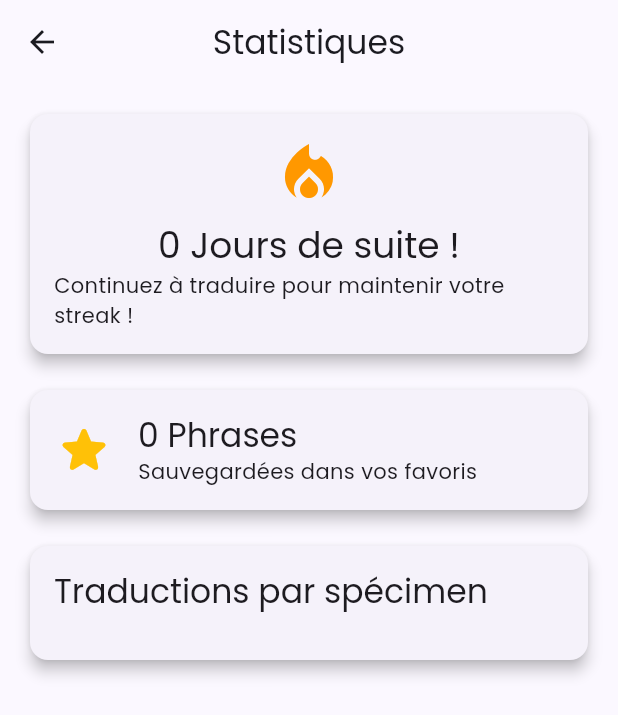
After one commit to Narlex26/Speak-For-Me, a Flutter app: the screen it shows after launch, after a tap on the "bar chart" icon, on a phone screen of 412 x 824 dp. The commit adds this screen. Shown: the top 715 px of the screen. Run offline on Flutter 3.47's test engine with Material 3 defaults, Android fonts, the phone set to English and light mode, and no system bars; our stand-ins replace flutter_tts, font_awesome_flutter, google_fonts, permission_handler, shared_preferences, shimmer and 1 more; accounts and stored records are empty.

Commit message:
feat: implement history and statistics features with local data storage

```diff
--- a/lib/features/specimen_selection/presentation/pages/specimen_selection_page.dart
+++ b/lib/features/specimen_selection/presentation/pages/specimen_selection_page.dart
@@ -4,6 +4,8 @@ import 'package:speak_for_me/features/specimen_selection/domain/entities/specime
 import 'package:speak_for_me/features/specimen_selection/presentation/widgets/specimen_card.dart';
 import 'package:speak_for_me/features/translation_generator/presentation/pages/translation_page.dart' as trans;
 import 'package:speak_for_me/features/favorites/presentation/pages/favorites_page.dart';
+import 'package:speak_for_me/features/statistics/presentation/pages/statistics_page.dart';
+import 'package:speak_for_me/features/history/presentation/pages/history_page.dart';
 
 class SpecimenSelectionPage extends StatelessWidget {
   const SpecimenSelectionPage({super.key});
@@ -27,7 +29,32 @@ class SpecimenSelectionPage extends StatelessWidget {
         child: SafeArea(
           child: Column(
             children: [
-              const SizedBox(height: 32),
+              Padding(
+                padding: const EdgeInsets.only(right: 16.0, top: 16.0),
+                child: Row(
+                  mainAxisAlignment: MainAxisAlignment.end,
+                  children: [
+                    IconButton(
+                      icon: const Icon(Icons.history, color: Color(0xFF667EEA)),
+                      onPressed: () {
+                        Navigator.push(
+                          context,
+                          MaterialPageRoute(builder: (context) => const HistoryPage()),
+                        );
+                      },
+                    ),
+                    IconButton(
+                      icon: const Icon(Icons.bar_chart_rounded, color: Color(0xFF667EEA)),
+                      onPressed: () {
+                        Navigator.push(
+                          context,
+                          MaterialPageRoute(builder: (context) => const StatisticsPage()),
+                        );
+                      },
+                    ),
+                  ],
+                ),
+              ),
               // Header
               Padding(
                 padding: const EdgeInsets.symmetric(horizontal: 24),
--- /dev/null
+++ b/lib/features/statistics/data/datasources/statistics_local_datasource.dart
@@ -0,0 +1,93 @@
+import 'package:shared_preferences/shared_preferences.dart';
+
+class StatisticsLocalDataSource {
+  static const String _streakKey = 'stat_streak';
+  static const String _lastUsageDateKey = 'stat_last_usage_date';
+  static const String _specimenPrefix = 'stat_specimen_';
+
+  /// Met à jour la série quotidienne (streak)
+  Future<void> updateDailyStreak() async {
+    final prefs = await SharedPreferences.getInstance();
+
+    final today = DateTime.now();
+    final todayStr = '${today.year}-${today.month.toString().padLeft(2, '0')}-${today.day.toString().padLeft(2, '0')}';
+
+    final lastUsageDateStr = prefs.getString(_lastUsageDateKey);
+    final currentStreak = prefs.getInt(_streakKey) ?? 0;
+
+    if (lastUsageDateStr == null) {
+      // Première utilisation ou aucune donnée existante
+      await prefs.setString(_lastUsageDateKey, todayStr);
+      await prefs.setInt(_streakKey, 1);
+    } else {
+      final lastUsageDate = DateTime.parse(lastUsageDateStr);
+      final difference = DateTime(today.year, today.month, today.day)
+          .difference(DateTime(lastUsageDate.year, lastUsageDate.month, lastUsageDate.day))
+          .inDays;
+
+      if (difference == 1) {
+        // Enregistré hier : incrémente le streak
+        await prefs.setString(_lastUsageDateKey, todayStr);
+        await prefs.setInt(_streakKey, currentStreak + 1);
+      } else if (difference > 1) {
+        // Streak brisé
+        await prefs.setString(_lastUsageDateKey, todayStr);
+        await prefs.setInt(_streakKey, 1);
+      }
+      // Si difference == 0, l'utilisateur a déjà ouvert l'app aujourd'hui (le streak reste tel quel).
+    }
+  }
+
+  /// Incrémente le compteur de traductions pour un spécimen donné
+  Future<void> incrementSpecimenTranslation(String specimenId) async {
+    final prefs = await SharedPreferences.getInstance();
+    final key = '$_specimenPrefix$specimenId';
+    final currentCount = prefs.getInt(key) ?? 0;
+
+    await prefs.setInt(key, currentCount + 1);
+
+    // On profite de l'occasion pour mettre à jour le streak quotidien s'il fait une traduction
+    await updateDailyStreak();
+  }
+
+  /// Récupère toutes les statistiques (Streak + compteurs par spécimen)
+  Future<Map<String, dynamic>> getStatistics() async {
+    final prefs = await SharedPreferences.getInstance();
+
+    // Récupérer le streak
+    int streak = prefs.getInt(_streakKey) ?? 0;
+
+    // Récupérer la date de dernière utilisation pour ajuster le streak si perdu depuis hier
+    final lastUsageDateStr = prefs.getString(_lastUsageDateKey);
+    if (lastUsageDateStr != null) {
+      final today = DateTime.now();
+      final lastUsageDate = DateTime.parse(lastUsageDateStr);
+      final difference = DateTime(today.year, today.month, today.day)
+          .difference(DateTime(lastUsageDate.year, lastUsageDate.month, lastUsageDate.day))
+          .inDays;
+      if (difference > 1) {
+        streak = 0; // Le streak est perdu
+      }
+    }
+
+    // Récupérer les compteurs par spécimen
+    final keys = prefs.getKeys();
+    Map<String, int> specimenCounts = {};
+    for (String key in keys) {
+      if (key.startsWith(_specimenPrefix)) {
+        final specimenName = key.replaceFirst(_specimenPrefix, '');
+        specimenCounts[specimenName] = prefs.getInt(key) ?? 0;
+      }
+    }
+
+    // Récupérer le nombre de favoris
+    final favoritesList = prefs.getStringList('favorites_tts_list') ?? [];
+    final favoritesCount = favoritesList.length;
+
+    return {
+      'streak': streak,
+      'specimens': specimenCounts,
+      'favoritesCount': favoritesCount,
+    };
+  }
+}
--- /dev/null
+++ b/lib/features/statistics/presentation/pages/statistics_page.dart
@@ -0,0 +1,138 @@
+import 'package:flutter/material.dart';
+import '../../data/datasources/statistics_local_datasource.dart';
+
+class StatisticsPage extends StatefulWidget {
+  const StatisticsPage({super.key});
+
+  @override
+  State<StatisticsPage> createState() => _StatisticsPageState();
+}
+
+class _StatisticsPageState extends State<StatisticsPage> {
+  final StatisticsLocalDataSource _dataSource = StatisticsLocalDataSource();
+
+  int _dailyStreak = 0;
+  int _favoritesCount = 0;
+  Map<String, int> _translationsPerSpecimen = {};
+  bool _isLoading = true;
+
+  @override
+  void initState() {
+    super.initState();
+    _loadStatistics();
+  }
+
+  Future<void> _loadStatistics() async {
+    final stats = await _dataSource.getStatistics();
+    setState(() {
+      _dailyStreak = stats['streak'] as int;
+      _favoritesCount = stats['favoritesCount'] as int? ?? 0;
+      _translationsPerSpecimen = Map<String, int>.from(stats['specimens']);
+      _isLoading = false;
+    });
+  }
+
+  @override
+  Widget build(BuildContext context) {
+    if (_isLoading) {
+      return Scaffold(
+        appBar: AppBar(title: const Text('Statistiques')),
+        body: const Center(child: CircularProgressIndicator()),
+      );
+    }
+
+    return Scaffold(
+      appBar: AppBar(
+        title: const Text('Statistiques'),
+      ),
+      body: ListView(
+        padding: const EdgeInsets.all(16.0),
+        children: [
+          _buildStreakCard(),
+          const SizedBox(height: 16),
+          _buildFavoritesCard(),
+          const SizedBox(height: 16),
+          _buildSpecimenStats(),
+        ],
+      ),
+    );
+  }
+
+  Widget _buildStreakCard() {
+    return Card(
+      elevation: 4,
+      child: Padding(
+        padding: const EdgeInsets.all(16.0),
+        child: Column(
+          children: [
+            const Icon(Icons.local_fire_department, size: 48, color: Colors.orange),
+            const SizedBox(height: 8),
+            Text(
+              '$_dailyStreak Jours de suite !',
+              style: Theme.of(context).textTheme.headlineSmall,
+            ),
+            const Text('Continuez à traduire pour maintenir votre streak !'),
+          ],
+        ),
+      ),
+    );
+  }
+
+  Widget _buildFavoritesCard() {
+    return Card(
+      elevation: 4,
+      child: Padding(
+        padding: const EdgeInsets.all(16.0),
+        child: Row(
+          children: [
+            const Icon(Icons.star_rounded, size: 40, color: Colors.amber),
+            const SizedBox(width: 16),
+            Expanded(
+              child: Column(
+                crossAxisAlignment: CrossAxisAlignment.start,
+                children: [
+                  Text(
+                    '$_favoritesCount Phrases',
+                    style: Theme.of(context).textTheme.titleLarge,
+                  ),
+                  const Text('Sauvegardées dans vos favoris'),
+                ],
+              ),
+            ),
+          ],
+        ),
+      ),
+    );
+  }
+
+  Widget _buildSpecimenStats() {
+    return Card(
+      elevation: 4,
+      child: Padding(
+        padding: const EdgeInsets.all(16.0),
+        child: Column(
+          crossAxisAlignment: CrossAxisAlignment.start,
+          children: [
+            Text(
+              'Traductions par spécimen',
+              style: Theme.of(context).textTheme.titleLarge,
+            ),
+            const SizedBox(height: 16),
+            ..._translationsPerSpecimen.entries.map((entry) {
+              return Padding(
+                padding: const EdgeInsets.symmetric(vertical: 4.0),
+                child: Row(
+                  mainAxisAlignment: MainAxisAlignment.spaceBetween,
+                  children: [
+                    Text(entry.key, style: const TextStyle(fontSize: 16)),
+                    Text('${entry.value} traductions', style: const TextStyle(fontWeight: FontWeight.bold)),
+                  ],
+                ),
+              );
+            }).toList(),
+          ],
+        ),
+      ),
+    );
+  }
+}
--- a/pubspec.yaml
+++ b/pubspec.yaml
@@ -52,6 +52,9 @@ dependencies:
 
   # Permissions
   permission_handler: ^12.0.0
+  sqflite: ^2.4.2
+  path: ^1.9.1
+  intl: ^0.20.2
 
 dev_dependencies:
   flutter_test:
```
Also changed, not shown: lib/core/database/database_helper.dart (added, +45 -0 lines), lib/features/history/data/datasources/history_local_datasource.dart (added, +70 -0 lines), lib/features/history/data/models/history_model.dart (added, +45 -0 lines), lib/features/history/presentation/pages/history_page.dart (added, +170 -0 lines), lib/features/translation_generator/presentation/pages/translation_page.dart (+17 -0 lines), pubspec.lock, 1 other file.
